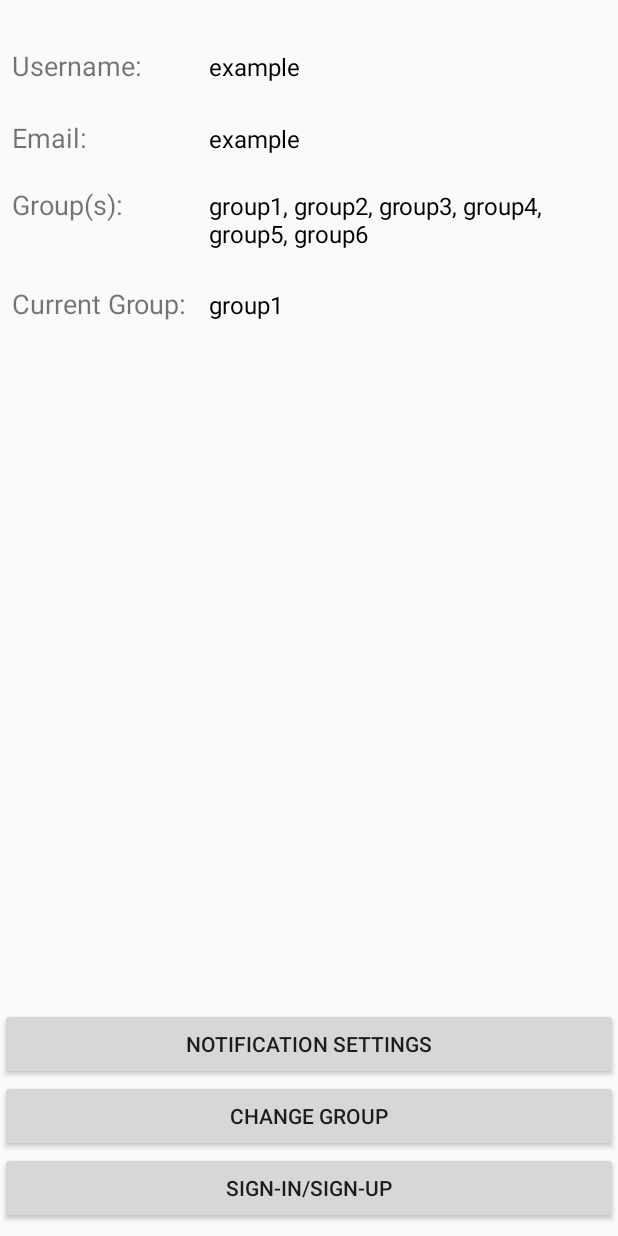
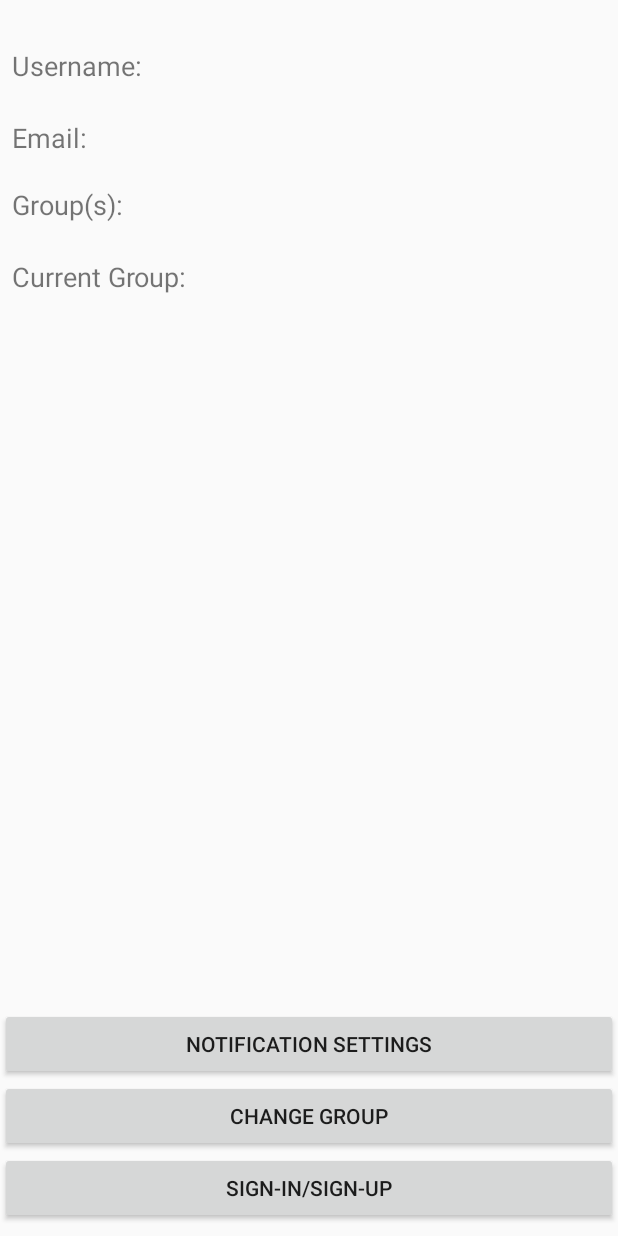
Before and after one commit to jongreene/group-loop, an Android app: the layout fragment_user_account_preferences.xml on its own in the app's theme, with its tools: preview values and no code run, on a phone screen of 412 x 824 dp. Run offline under Robolectric (Android 15) with nearby library versions, the phone set to English and light mode, and no system bars.

Commit message:
Removing static text

```diff
--- a/app/src/main/res/layout/fragment_user_account_preferences.xml
+++ b/app/src/main/res/layout/fragment_user_account_preferences.xml
@@ -83,7 +83,6 @@
                     android:layout_column="1"
                     android:layout_row="0"
                     android:paddingTop="25dp"
-                    android:text="example"
                     android:textColor="@android:color/black"
                     android:textSize="16dp" />
 
@@ -94,7 +93,6 @@
                     android:layout_column="1"
                     android:layout_row="1"
                     android:paddingTop="25dp"
-                    android:text="example"
                     android:textColor="@android:color/black"
                     android:textSize="16dp" />
 
@@ -105,7 +103,6 @@
                     android:layout_column="1"
                     android:layout_row="2"
                     android:paddingTop="12.5dp"
-                    android:text="group1, group2, group3, group4, group5, group6"
                     android:textColor="@android:color/black"
                     android:textSize="16dp" />
 
@@ -116,7 +113,6 @@
                     android:layout_column="1"
                     android:layout_row="3"
                     android:paddingTop="25dp"
-                    android:text="group1"
                     android:textColor="@android:color/black"
                     android:textSize="16dp" />
             </GridLayout>
```
